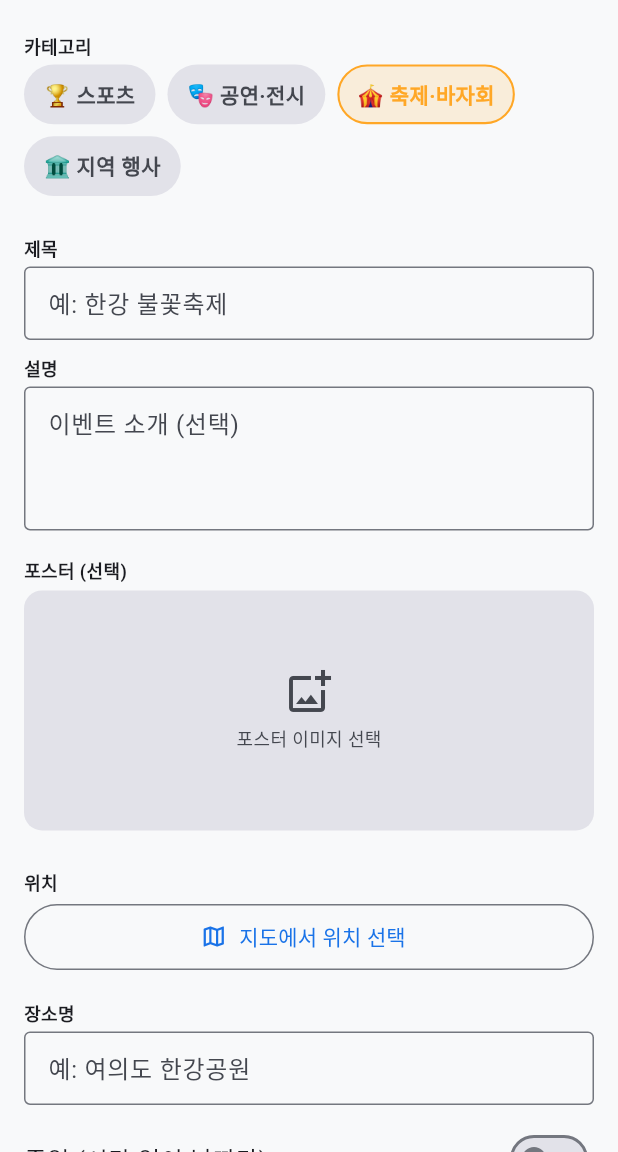
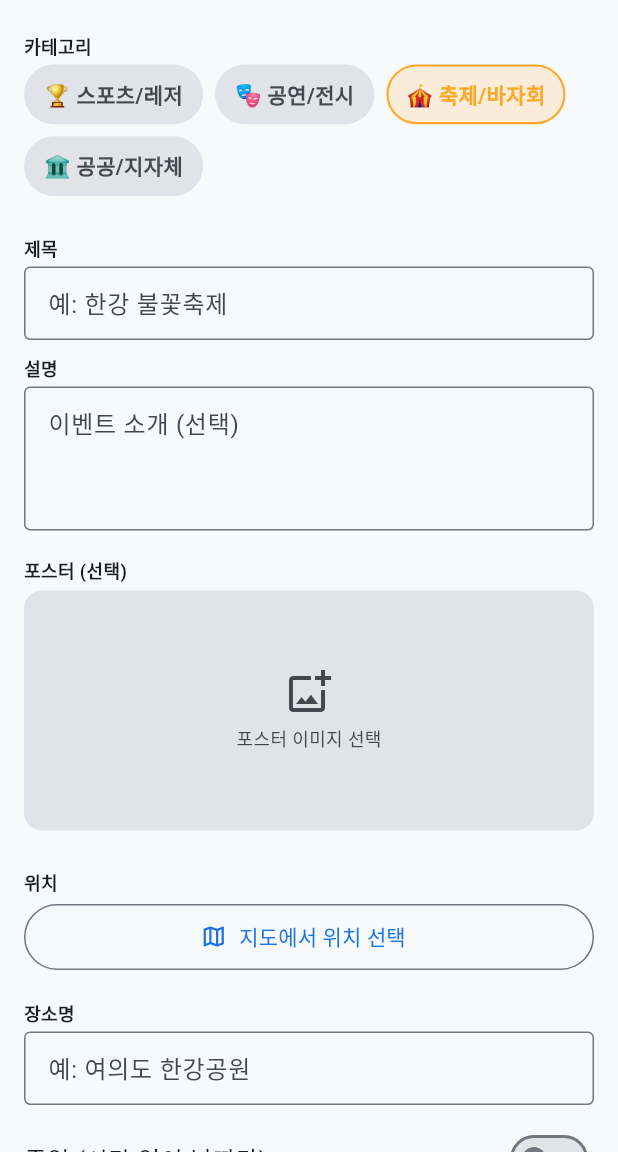
Before and after one commit to JD-Gu/mapvlog, a Flutter app: the EventEditScreen screen opened directly, on a phone screen of 412 x 824 dp, the part 84-1236 px from its top. Run offline on Flutter 3.47's test engine with Material 3 defaults, Android fonts, the phone set to English and light mode, and no system bars; our stand-ins replace battery_plus, camera, cloud_firestore, firebase_auth, firebase_core, firebase_crashlytics and 15 more; missing offline and left inert: dart:html, dart:js, dart:js_interop, exif, flutter_dropzone, gal and 4 more; accounts and stored records are empty.

Commit message:
fix: 이벤트 포스터 Storage 권한 + 카테고리 라벨 정리 (v1.67.1+112)
- storage.rules: events/ 경로 추가(마스터 업로드 허용) → 저장 실패 해결
- event.dart 카테고리 라벨: 스포츠/레저·공연/전시·축제/바자회·공공/지자체·일상/기업

Co-Authored-By: Claude Opus 4.8 <noreply@anthropic.com>

```diff
--- a/lib/models/event.dart
+++ b/lib/models/event.dart
@@ -13,11 +13,11 @@ enum EventCategory {
   String get value => name;
 
   String get label => switch (this) {
-        EventCategory.sports => '스포츠',
-        EventCategory.culture => '공연·전시',
-        EventCategory.festival => '축제·바자회',
-        EventCategory.public => '지역 행사',
-        EventCategory.daily => '일상',
+        EventCategory.sports => '스포츠/레저',
+        EventCategory.culture => '공연/전시',
+        EventCategory.festival => '축제/바자회',
+        EventCategory.public => '공공/지자체',
+        EventCategory.daily => '일상/기업',
       };
 
   String get emoji => switch (this) {
--- a/lib/utils/constants.dart
+++ b/lib/utils/constants.dart
@@ -54,8 +54,8 @@ const Color kPolylineColor = Color(0xFF1A73E8);
 const int kPolylineWidth = 4;
 
 // 앱 버전 — pubspec.yaml 의 version 필드와 동기화 유지 (수동)
-const String kAppVersion = '1.67.0';
-const String kAppBuildNumber = '111';
+const String kAppVersion = '1.67.1';
+const String kAppBuildNumber = '112';
 const String kAppChannel = 'beta'; // 'beta' | 'stable'
 
 // ── FCM 푸시 ────────────────────────────────────────────────────────────────
--- a/pubspec.yaml
+++ b/pubspec.yaml
@@ -2,7 +2,7 @@ name: mapvlog
 description: "GPS 타임스탬프 기반 브이로그 플랫폼"
 publish_to: 'none'
 
-version: 1.67.0+111
+version: 1.67.1+112
 
 environment:
   sdk: ^3.11.4
```
Also changed, not shown: 3 other files.
